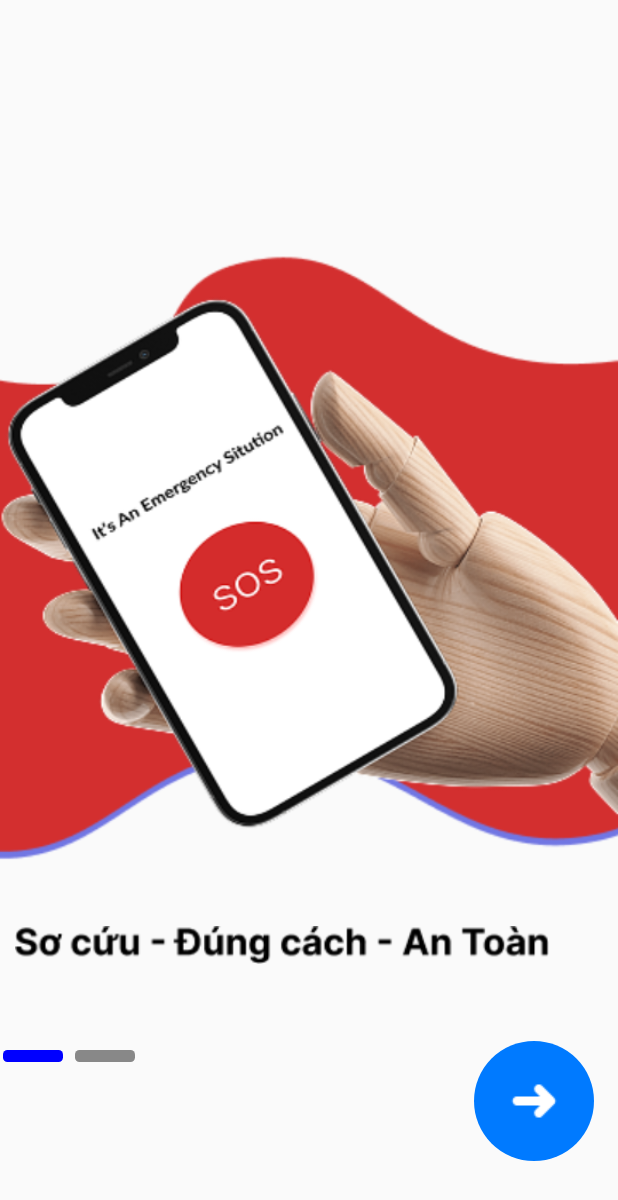
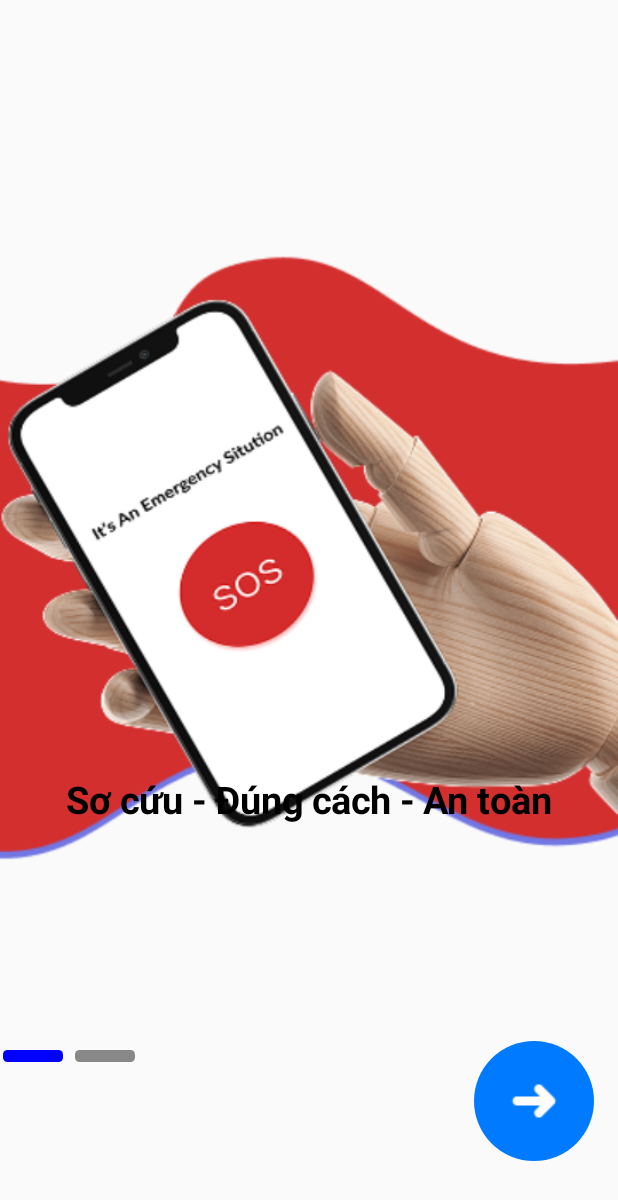
Before and after one commit to DangTDuy/Instant-Emergency-Assistance, an Android app built with Jetpack Compose: the screen it shows after launch (MainActivity), after a tap on "Bắt Đầu", on a phone screen of 412 x 824 dp. Shown: the top 1200 px of the screen. Run offline under Robolectric (Android 15) with nearby library versions, the phone set to English and light mode, and no system bars.

Commit message:
update (convert image to text)

```diff
--- a/AppResQnow/app/src/main/java/com/example/resqnow/Ui_Ux/theme/introApp/IntroAppScreen3.kt
+++ b/AppResQnow/app/src/main/java/com/example/resqnow/Ui_Ux/theme/introApp/IntroAppScreen3.kt
@@ -1,5 +1,6 @@
 package com.example.resqnow.Ui_Ux.theme.introApp
 
+import androidx.compose.ui.unit.sp
 
 
 import androidx.compose.animation.AnimatedVisibility
@@ -25,6 +26,7 @@ import androidx.compose.ui.Modifier
 import androidx.compose.ui.draw.clip
 import androidx.compose.ui.graphics.Color
 import androidx.compose.ui.res.painterResource
+import androidx.compose.ui.text.font.FontWeight
 
 import androidx.compose.ui.tooling.preview.Preview
 import androidx.compose.ui.unit.dp
@@ -52,11 +54,27 @@ fun IntroScreen3(navController: NavController) {
                 .fillMaxSize()
         )
 
-        Image(painter = painterResource(R.drawable.text_intro3),contentDescription = "chữ "
-            ,modifier = Modifier
-                .padding(start = 10.dp, top =600.dp)
-                .size(width = 355.69.dp, height = 59.dp)
-        )
+
+        Box(
+            modifier = Modifier.fillMaxSize() // Mở rộng toàn bộ màn hình
+        ) {
+            Column(
+                modifier = Modifier
+                    .fillMaxWidth()
+                    .padding(bottom = 270.dp)
+                    .align(Alignment.BottomCenter), // Căn xuống dưới
+                horizontalAlignment = Alignment.CenterHorizontally
+            ) {
+                Text(
+                    text = "Sơ cứu - Đúng cách - An toàn",
+                    style = MaterialTheme.typography.headlineLarge,
+                    color = Color.Black,
+                    fontSize = 25.sp,
+                    fontWeight = FontWeight.Bold
+                )
+            }
+        }
+
         AnimatedVisibility(
             visible = isVisible,
             enter = slideInHorizontally(initialOffsetX = { -100 }) + fadeIn(),
```
Also changed, not shown: 1 other file.
